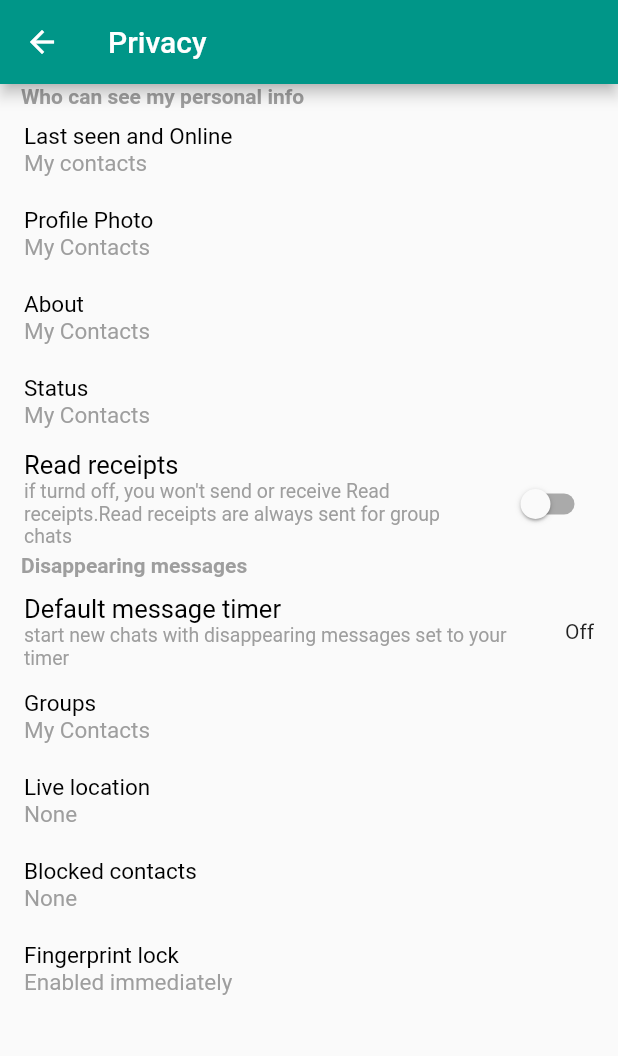
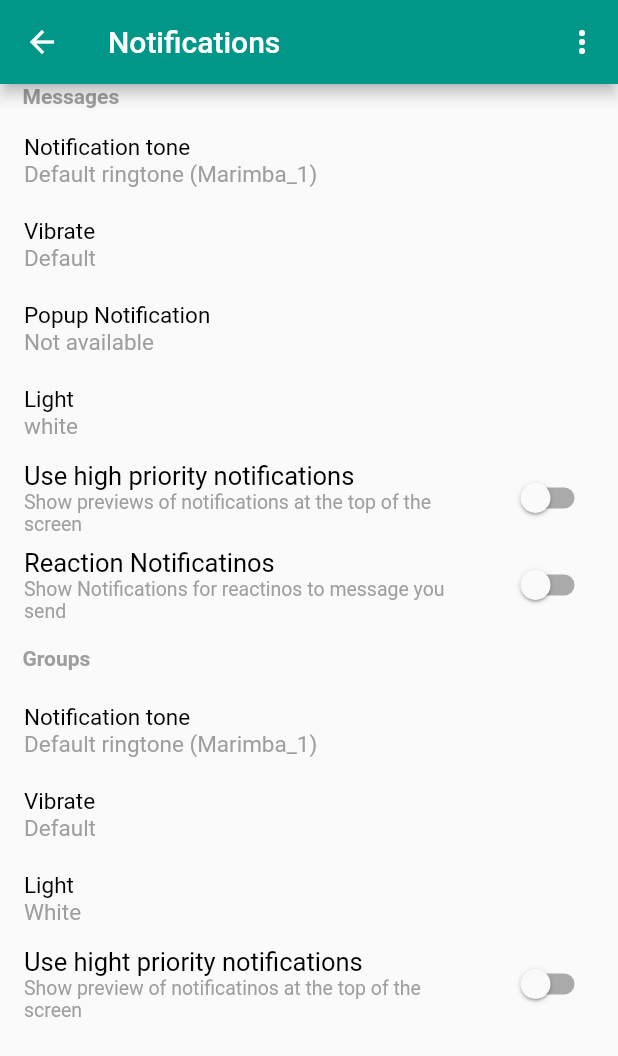
Before and after one commit to suryajude/whatsapp, a Flutter app: the screen it shows after launch, on a phone screen of 412 x 824 dp. Shown: the top 1056 px of the screen. Run offline on Flutter 3.47's test engine with Material 2 defaults, Android fonts, the phone set to English and light mode, and no system bars.

Commit message:
notificatinos

```diff
--- a/whatsapp/lib/main.dart
+++ b/whatsapp/lib/main.dart
@@ -2,6 +2,7 @@ import 'package:flutter/material.dart';
 import 'package:whatsapp/pages/home.dart';
 import 'package:whatsapp/pages/optioins/accounts.dart';
 import 'package:whatsapp/pages/optioins/help.dart';
+import 'package:whatsapp/pages/optioins/notifications.dart';
 import 'package:whatsapp/pages/optioins/privacy.dart';
 import 'package:whatsapp/pages/optioins/settings.dart';
 
@@ -19,6 +20,7 @@ class MyApp extends StatefulWidget {
 class _MyAppState extends State<MyApp> {
   @override
   Widget build(BuildContext context) {
-    return MaterialApp(debugShowCheckedModeBanner: false, home: Privacy());
+    return MaterialApp(
+        debugShowCheckedModeBanner: false, home: Notifications());
   }
 }
--- /dev/null
+++ b/whatsapp/lib/pages/optioins/notifications.dart
@@ -0,0 +1,176 @@
+import 'package:flutter/material.dart';
+import 'package:whatsapp/constants.dart';
+import 'package:whatsapp/pages/optioins/privacy.dart';
+import 'package:whatsapp/widgets/widgets.dart';
+
+class Notifications extends StatefulWidget {
+  const Notifications({super.key});
+
+  @override
+  State<Notifications> createState() => _NotificationsState();
+}
+
+class _NotificationsState extends State<Notifications> {
+  bool read = false;
+  bool read1 = false;
+  bool read2 = false;
+  @override
+  Widget build(BuildContext context) {
+    return Scaffold(
+      appBar: AppBar(
+        title: Text("Notifications"),
+        backgroundColor: appBarColor,
+        leading: IconButton(onPressed: () {}, icon: Icon(Icons.arrow_back)),
+        actions: [IconButton(onPressed: () {}, icon: Icon(Icons.more_vert))],
+      ),
+      body: ListView(children: [
+        Row(children: [
+          SizedBox(
+            width: 15.0,
+          ),
+          Text(
+            "Messages",
+            style: TextStyle(fontWeight: FontWeight.bold, color: Colors.grey),
+          ),
+        ]),
+        SizedBox(
+          height: 7.0,
+        ),
+        textTile("Notification tone", "Default ringtone (Marimba_1)"),
+        textTile("Vibrate", "Default"),
+        textTile("Popup Notification", "Not available"),
+        textTile("Light", "white"),
+        tileWithSwitch0("Use high priority notifications",
+            "Show previews of notifications at the top of the screen"),
+        tileWithSwitch1("Reaction Notificatinos",
+            "Show Notifications for reactinos to message you send"),
+        SizedBox(
+          height: 12.0,
+        ),
+        Row(children: [
+          SizedBox(
+            width: 15.0,
+          ),
+          Text(
+            "Groups",
+            style: TextStyle(fontWeight: FontWeight.bold, color: Colors.grey),
+          ),
+        ]),
+        SizedBox(
+          height: 12.0,
+        ),
+        textTile("Notification tone", "Default ringtone (Marimba_1)"),
+        textTile("Vibrate", "Default"),
+        textTile("Light", "White"),
+        tileWithSwitch2("Use hight priority notifications",
+            "Show preview of notificatinos at the top of the screen")
+      ]),
+    );
+  }
+
+  //  this is for the switch to use the setStage
+  tileWithSwitch0(String title, String subtitle) {
+    // start
+    final MaterialStateProperty<Color?> trackColor =
+        MaterialStateProperty.resolveWith<Color?>((states) {
+      (Set<MaterialState> states) {
+        if (states.contains(MaterialState.selected)) {
+          return Colors.red;
+        } else {
+          return Colors.green;
+        }
+      };
+    });
+
+    return ListTile(
+      title: Column(crossAxisAlignment: CrossAxisAlignment.start, children: [
+        Text(
+          title,
+          style: TextStyle(color: Colors.black, fontSize: 17),
+        ),
+        Text(
+          subtitle,
+          style: TextStyle(color: Colors.grey, fontSize: 13.0),
+        )
+      ]),
+      trailing: Switch(
+          activeColor: Colors.teal,
+          value: read,
+          onChanged: (bool value) {
+            setState(() {
+              read = value;
+            });
+          }),
+    );
+  }
+
+  tileWithSwitch1(String title, String subtitle) {
+    // start
+    final MaterialStateProperty<Color?> trackColor =
+        MaterialStateProperty.resolveWith<Color?>((states) {
+      (Set<MaterialState> states) {
+        if (states.contains(MaterialState.selected)) {
+          return Colors.red;
+        } else {
+          return Colors.green;
+        }
+      };
+    });
+
+    return ListTile(
+      title: Column(crossAxisAlignment: CrossAxisAlignment.start, children: [
+        Text(
+          title,
+          style: TextStyle(color: Colors.black, fontSize: 17),
+        ),
+        Text(
+          subtitle,
+          style: TextStyle(color: Colors.grey, fontSize: 13.0),
+        )
+      ]),
+      trailing: Switch(
+          activeColor: Colors.teal,
+          value: read1,
+          onChanged: (bool value) {
+            setState(() {
+              read1 = value;
+            });
+          }),
+    );
+  }
+
+  tileWithSwitch2(String title, String subtitle) {
+    // start
+    final MaterialStateProperty<Color?> trackColor =
+        MaterialStateProperty.resolveWith<Color?>((states) {
+      (Set<MaterialState> states) {
+        if (states.contains(MaterialState.selected)) {
+          return Colors.red;
+        } else {
+          return Colors.green;
+        }
+      };
+    });
+
+    return ListTile(
+      title: Column(crossAxisAlignment: CrossAxisAlignment.start, children: [
+        Text(
+          title,
+          style: TextStyle(color: Colors.black, fontSize: 17),
+        ),
+        Text(
+          subtitle,
+          style: TextStyle(color: Colors.grey, fontSize: 13.0),
+        )
+      ]),
+      trailing: Switch(
+          activeColor: Colors.teal,
+          value: read2,
+          onChanged: (bool value) {
+            setState(() {
+              read2 = value;
+            });
+          }),
+    );
+  }
+}
```
